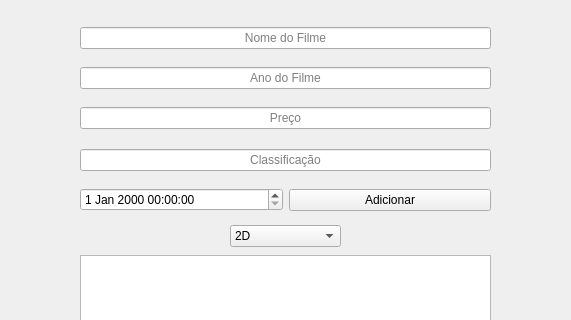
Before: the Qt Designer form TELA_CADASTRO_FILMES.ui in Josmateussilva0110/PROJETO_POO, drawn with Qt 5; both pictures show x 120 to 691 and y 185 to 505 of the 800 by 600 pixel window.
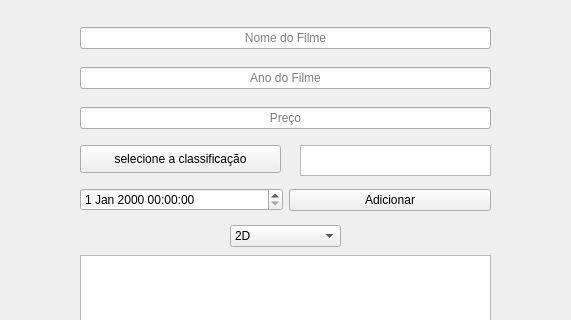
After: the same form once the commit is applied.

Commit message: adicionei mais um listview na tela de cadastro filmes

What changed in the file:
```diff
--- a/TELA_CADASTRO_FILMES.ui
+++ b/TELA_CADASTRO_FILMES.ui
@@ -149,28 +149,6 @@
     <string>CADASTRAR</string>
    </property>
   </widget>
-  <widget class="QWidget" name="horizontalLayoutWidget">
-   <property name="geometry">
-    <rect>
-     <x>200</x>
-     <y>330</y>
-     <width>411</width>
-     <height>31</height>
-    </rect>
-   </property>
-   <layout class="QHBoxLayout" name="horizontalLayout_5">
-    <item>
-     <widget class="QLineEdit" name="lineEdit_5">
-      <property name="alignment">
-       <set>Qt::AlignCenter</set>
-      </property>
-      <property name="placeholderText">
-       <string>Classificação</string>
-      </property>
-     </widget>
-    </item>
-   </layout>
-  </widget>
   <widget class="QComboBox" name="comboBox">
    <property name="enabled">
     <bool>true</bool>
@@ -235,6 +213,29 @@
     </rect>
    </property>
   </widget>
+  <widget class="QPushButton" name="pushButton_4">
+   <property name="geometry">
+    <rect>
+     <x>200</x>
+     <y>330</y>
+     <width>201</width>
+     <height>28</height>
+    </rect>
+   </property>
+   <property name="text">
+    <string>selecione a classificação</string>
+   </property>
+  </widget>
+  <widget class="QListView" name="listView_2">
+   <property name="geometry">
+    <rect>
+     <x>420</x>
+     <y>330</y>
+     <width>191</width>
+     <height>31</height>
+    </rect>
+   </property>
+  </widget>
  </widget>
  <resources/>
  <connections/>
```
The commit also changes 23 other files.
